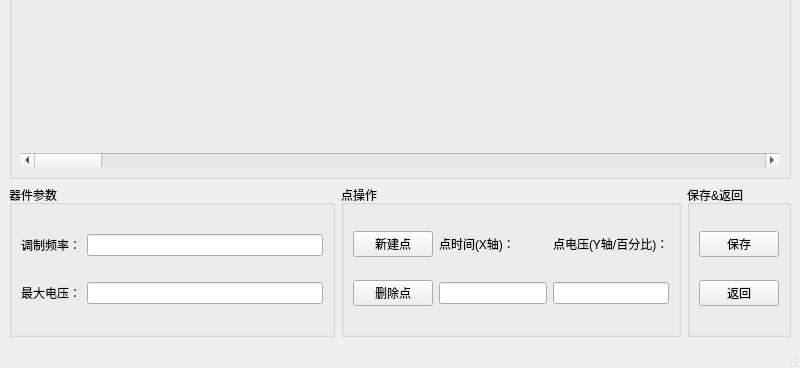
This is windowwavedesigner.ui in zym013579/AOMController as Qt 5 draws it before an edit; both pictures show x 0 to 800 and y 232 to 600 of the 800 by 600 pixel window. The edited form follows.
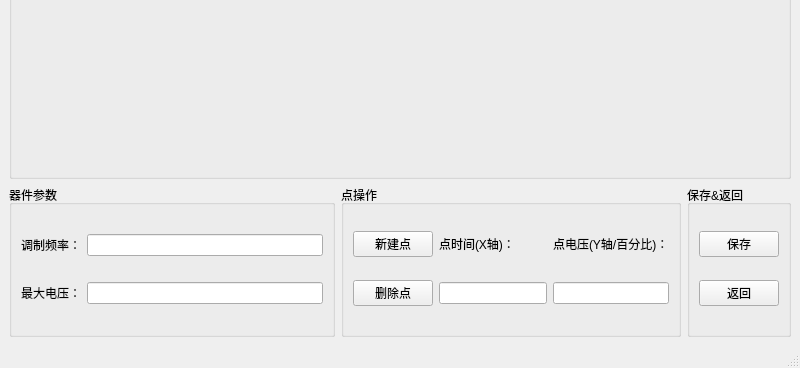
This is the edited form. Custom widgets are drawn as their Qt base class.

```diff
--- a/windowwavedesigner.ui
+++ b/windowwavedesigner.ui
@@ -177,13 +177,6 @@
          </property>
         </widget>
        </item>
-       <item row="1" column="0">
-        <widget class="QScrollBar" name="horizontalScrollBar">
-         <property name="orientation">
-          <enum>Qt::Horizontal</enum>
-         </property>
-        </widget>
-       </item>
       </layout>
      </widget>
     </item>
```
